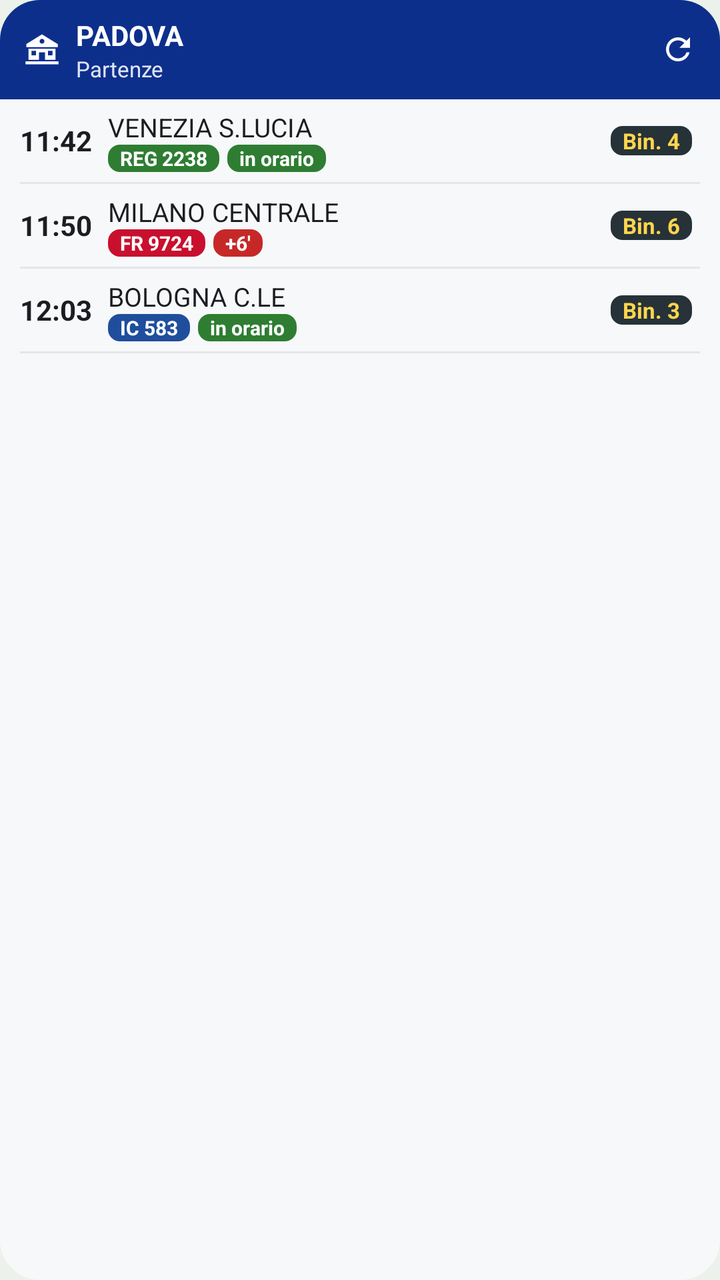
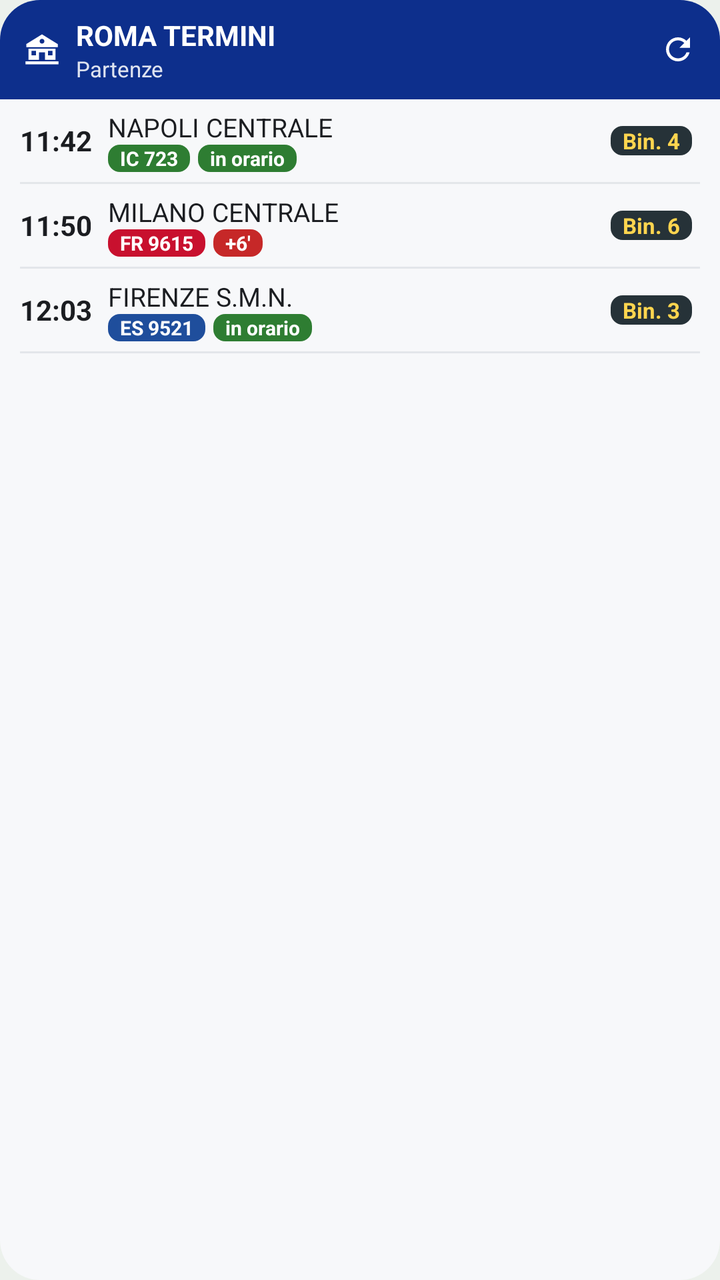

Compare the two renders of this Android layout. The source of the first and the diff that turns it into the second are given below.
<!-- AndroidManifest.xml: application theme Theme.Capotreno -->
<!-- res/layout/widget_preview_departures.xml -->
<?xml version="1.0" encoding="utf-8"?>
<LinearLayout xmlns:android="http://schemas.android.com/apk/res/android"
    android:layout_width="match_parent" android:layout_height="match_parent"
    android:orientation="vertical" android:background="@drawable/widget_preview_bg">
    <LinearLayout android:layout_width="match_parent" android:layout_height="wrap_content"
        android:orientation="horizontal" android:gravity="center_vertical"
        android:background="@drawable/widget_preview_header" android:backgroundTint="#FF0D2F8C"
        android:paddingStart="12dp" android:paddingEnd="12dp" android:paddingTop="8dp" android:paddingBottom="8dp">
        <ImageView android:layout_width="18dp" android:layout_height="18dp"
            android:src="@drawable/ic_tab_station" android:tint="#FFFFFFFF" />
        <LinearLayout android:layout_width="0dp" android:layout_weight="1" android:layout_height="wrap_content"
            android:orientation="vertical" android:layout_marginStart="8dp">
            <TextView android:layout_width="wrap_content" android:layout_height="wrap_content"
                android:text="PADOVA" android:textColor="#FFFFFFFF" android:textSize="14sp" android:textStyle="bold" android:maxLines="1" />
            <TextView android:layout_width="wrap_content" android:layout_height="wrap_content"
                android:text="Partenze" android:textColor="#DDFFFFFF" android:textSize="11sp" android:maxLines="1" />
        </LinearLayout>
        <ImageView android:layout_width="18dp" android:layout_height="18dp"
            android:src="@drawable/ic_widget_refresh" android:tint="#FFFFFFFF" />
    </LinearLayout>
    <LinearLayout android:layout_width="match_parent" android:layout_height="wrap_content"
        android:orientation="vertical" android:paddingStart="10dp" android:paddingEnd="10dp">
        <LinearLayout android:layout_width="match_parent" android:layout_height="wrap_content"
            android:orientation="horizontal" android:gravity="center_vertical" android:paddingTop="5dp" android:paddingBottom="5dp">
            <TextView android:layout_width="wrap_content" android:layout_height="wrap_content"
                android:text="11:42" android:textColor="@color/widget_fg" android:textSize="14sp" android:textStyle="bold" />
            <LinearLayout android:layout_width="0dp" android:layout_weight="1" android:layout_height="wrap_content"
                android:orientation="vertical" android:layout_marginStart="8dp">
                <TextView android:layout_width="wrap_content" android:layout_height="wrap_content"
                    android:text="VENEZIA S.LUCIA" android:textColor="@color/widget_fg" android:textSize="13sp" android:maxLines="1" />
                <LinearLayout android:layout_width="wrap_content" android:layout_height="wrap_content" android:orientation="horizontal">
                <TextView android:layout_width="wrap_content" android:layout_height="wrap_content"
                android:text="REG 2238" android:textColor="#FFFFFFFF" android:textSize="10sp" android:textStyle="bold"
                android:background="@drawable/widget_preview_chip" android:backgroundTint="#FF2E7D32"
                android:paddingStart="6dp" android:paddingEnd="6dp" android:layout_marginEnd="4dp" /><TextView android:layout_width="wrap_content" android:layout_height="wrap_content"
                android:text="in orario" android:textColor="#FFFFFFFF" android:textSize="10sp" android:textStyle="bold"
                android:background="@drawable/widget_preview_chip" android:backgroundTint="#FF2E7D32"
                android:paddingStart="6dp" android:paddingEnd="6dp" android:layout_marginEnd="4dp" />
                </LinearLayout>
            </LinearLayout>
            <TextView android:layout_width="wrap_content" android:layout_height="wrap_content"
                android:text="Bin. 4" android:textColor="#FFFFD54F" android:textSize="11sp" android:textStyle="bold"
                android:background="@drawable/widget_preview_chip" android:backgroundTint="#FF263238"
                android:paddingStart="6dp" android:paddingEnd="6dp" android:layout_marginEnd="4dp" />
        </LinearLayout>
        <View android:layout_width="match_parent" android:layout_height="1dp" android:background="@color/widget_line" />
        <LinearLayout android:layout_width="match_parent" android:layout_height="wrap_content"
            android:orientation="horizontal" android:gravity="center_vertical" android:paddingTop="5dp" android:paddingBottom="5dp">
            <TextView android:layout_width="wrap_content" android:layout_height="wrap_content"
                android:text="11:50" android:textColor="@color/widget_fg" android:textSize="14sp" android:textStyle="bold" />
            <LinearLayout android:layout_width="0dp" android:layout_weight="1" android:layout_height="wrap_content"
                android:orientation="vertical" android:layout_marginStart="8dp">
                <TextView android:layout_width="wrap_content" android:layout_height="wrap_content"
                    android:text="MILANO CENTRALE" android:textColor="@color/widget_fg" android:textSize="13sp" android:maxLines="1" />
                <LinearLayout android:layout_width="wrap_content" android:layout_height="wrap_content" android:orientation="horizontal">
                <TextView android:layout_width="wrap_content" android:layout_height="wrap_content"
                android:text="FR 9724" android:textColor="#FFFFFFFF" android:textSize="10sp" android:textStyle="bold"
                android:background="@drawable/widget_preview_chip" android:backgroundTint="#FFC8102E"
                android:paddingStart="6dp" android:paddingEnd="6dp" android:layout_marginEnd="4dp" /><TextView android:layout_width="wrap_content" android:layout_height="wrap_content"
                android:text="+6\'" android:textColor="#FFFFFFFF" android:textSize="10sp" android:textStyle="bold"
                android:background="@drawable/widget_preview_chip" android:backgroundTint="#FFC62828"
                android:paddingStart="6dp" android:paddingEnd="6dp" android:layout_marginEnd="4dp" />
                </LinearLayout>
            </LinearLayout>
            <TextView android:layout_width="wrap_content" android:layout_height="wrap_content"
                android:text="Bin. 6" android:textColor="#FFFFD54F" android:textSize="11sp" android:textStyle="bold"
                android:background="@drawable/widget_preview_chip" android:backgroundTint="#FF263238"
                android:paddingStart="6dp" android:paddingEnd="6dp" android:layout_marginEnd="4dp" />
        </LinearLayout>
        <View android:layout_width="match_parent" android:layout_height="1dp" android:background="@color/widget_line" />
        <LinearLayout android:layout_width="match_parent" android:layout_height="wrap_content"
            android:orientation="horizontal" android:gravity="center_vertical" android:paddingTop="5dp" android:paddingBottom="5dp">
            <TextView android:layout_width="wrap_content" android:layout_height="wrap_content"
                android:text="12:03" android:textColor="@color/widget_fg" android:textSize="14sp" android:textStyle="bold" />
            <LinearLayout android:layout_width="0dp" android:layout_weight="1" android:layout_height="wrap_content"
                android:orientation="vertical" android:layout_marginStart="8dp">
                <TextView android:layout_width="wrap_content" android:layout_height="wrap_content"
                    android:text="BOLOGNA C.LE" android:textColor="@color/widget_fg" android:textSize="13sp" android:maxLines="1" />
                <LinearLayout android:layout_width="wrap_content" android:layout_height="wrap_content" android:orientation="horizontal">
                <TextView android:layout_width="wrap_content" android:layout_height="wrap_content"
                android:text="IC 583" android:textColor="#FFFFFFFF" android:textSize="10sp" android:textStyle="bold"
                android:background="@drawable/widget_preview_chip" android:backgroundTint="#FF1F4E9C"
                android:paddingStart="6dp" android:paddingEnd="6dp" android:layout_marginEnd="4dp" /><TextView android:layout_width="wrap_content" android:layout_height="wrap_content"
                android:text="in orario" android:textColor="#FFFFFFFF" android:textSize="10sp" android:textStyle="bold"
                android:background="@drawable/widget_preview_chip" android:backgroundTint="#FF2E7D32"
                android:paddingStart="6dp" android:paddingEnd="6dp" android:layout_marginEnd="4dp" />
                </LinearLayout>
            </LinearLayout>
            <TextView android:layout_width="wrap_content" android:layout_height="wrap_content"
                android:text="Bin. 3" android:textColor="#FFFFD54F" android:textSize="11sp" android:textStyle="bold"
                android:background="@drawable/widget_preview_chip" android:backgroundTint="#FF263238"
                android:paddingStart="6dp" android:paddingEnd="6dp" android:layout_marginEnd="4dp" />
        </LinearLayout>
        <View android:layout_width="match_parent" android:layout_height="1dp" android:background="@color/widget_line" />
    </LinearLayout>
</LinearLayout>
<!-- resources referenced by this layout -->
<resources>
  <color name="widget_fg">#FF1B1D21</color>
  <color name="widget_line">#FFE3E6EA</color>
  <!-- drawable ic_tab_station (drawable) -->
  <?xml version="1.0" encoding="utf-8"?>
  <vector xmlns:android="http://schemas.android.com/apk/res/android"
      android:width="24dp" android:height="24dp"
      android:viewportWidth="24" android:viewportHeight="24">
      <path android:fillColor="#FF000000" android:fillType="evenOdd"
          android:pathData="M12,2L1.5,8.5V10.5H22.5V8.5ZM12,5a1.6,1.6 0,1 0,0.01 0ZM3,11.5H21V19H3ZM10,14H14V19H10ZM5,13H8V16H5ZM16,13H19V16H16Z" />
      <path android:fillColor="#FF000000"
          android:pathData="M1,20H23V22H1Z" />
  </vector>
  <!-- drawable ic_widget_refresh (drawable) -->
  <?xml version="1.0" encoding="utf-8"?>
  <vector xmlns:android="http://schemas.android.com/apk/res/android"
      android:width="24dp" android:height="24dp" android:viewportWidth="24" android:viewportHeight="24">
      <path android:fillColor="#FF000000" android:pathData="M17.65,6.35C16.2,4.9 14.21,4 12,4c-4.42,0 -7.99,3.58 -7.99,8s3.57,8 7.99,8c3.73,0 6.84,-2.55 7.73,-6h-2.08c-0.82,2.33 -3.04,4 -5.65,4 -3.31,0 -6,-2.69 -6,-6s2.69,-6 6,-6c1.66,0 3.14,0.69 4.22,1.78L13,11h7V4l-2.35,2.35z" />
  </vector>
  <!-- drawable widget_preview_bg (drawable) -->
  <?xml version="1.0" encoding="utf-8"?>
  <shape xmlns:android="http://schemas.android.com/apk/res/android">
      <solid android:color="@color/widget_bg" />
      <corners android:radius="20dp" />
  </shape>
  <!-- drawable widget_preview_chip (drawable) -->
  <?xml version="1.0" encoding="utf-8"?>
  <shape xmlns:android="http://schemas.android.com/apk/res/android">
      <solid android:color="#FFFFFFFF" />
      <corners android:radius="6dp" />
  </shape>
  <!-- drawable widget_preview_header (drawable) -->
  <?xml version="1.0" encoding="utf-8"?>
  <shape xmlns:android="http://schemas.android.com/apk/res/android">
      <solid android:color="#FFFFFFFF" />
      <corners android:topLeftRadius="20dp" android:topRightRadius="20dp" />
  </shape>
  <style name="Theme.Capotreno" parent="android:Theme.Material.Light.NoActionBar">
          <item name="android:windowBackground">@color/window_background</item>
      </style>
  <color name="widget_bg">#FFF7F8FA</color>
  <color name="window_background">#FFECF1EC</color>
</resources>

<!-- the commit's change to res/layout/widget_preview_departures.xml (unified diff, before → after) -->
@@ -11,7 +11,7 @@
         <LinearLayout android:layout_width="0dp" android:layout_weight="1" android:layout_height="wrap_content"
             android:orientation="vertical" android:layout_marginStart="8dp">
             <TextView android:layout_width="wrap_content" android:layout_height="wrap_content"
-                android:text="PADOVA" android:textColor="#FFFFFFFF" android:textSize="14sp" android:textStyle="bold" android:maxLines="1" />
+                android:text="ROMA TERMINI" android:textColor="#FFFFFFFF" android:textSize="14sp" android:textStyle="bold" android:maxLines="1" />
             <TextView android:layout_width="wrap_content" android:layout_height="wrap_content"
                 android:text="Partenze" android:textColor="#DDFFFFFF" android:textSize="11sp" android:maxLines="1" />
         </LinearLayout>
@@ -27,10 +27,10 @@
             <LinearLayout android:layout_width="0dp" android:layout_weight="1" android:layout_height="wrap_content"
                 android:orientation="vertical" android:layout_marginStart="8dp">
                 <TextView android:layout_width="wrap_content" android:layout_height="wrap_content"
-                    android:text="VENEZIA S.LUCIA" android:textColor="@color/widget_fg" android:textSize="13sp" android:maxLines="1" />
+                    android:text="NAPOLI CENTRALE" android:textColor="@color/widget_fg" android:textSize="13sp" android:maxLines="1" />
                 <LinearLayout android:layout_width="wrap_content" android:layout_height="wrap_content" android:orientation="horizontal">
                 <TextView android:layout_width="wrap_content" android:layout_height="wrap_content"
-                android:text="REG 2238" android:textColor="#FFFFFFFF" android:textSize="10sp" android:textStyle="bold"
+                android:text="IC 723" android:textColor="#FFFFFFFF" android:textSize="10sp" android:textStyle="bold"
                 android:background="@drawable/widget_preview_chip" android:backgroundTint="#FF2E7D32"
                 android:paddingStart="6dp" android:paddingEnd="6dp" android:layout_marginEnd="4dp" /><TextView android:layout_width="wrap_content" android:layout_height="wrap_content"
                 android:text="in orario" android:textColor="#FFFFFFFF" android:textSize="10sp" android:textStyle="bold"
@@ -54,7 +54,7 @@
                     android:text="MILANO CENTRALE" android:textColor="@color/widget_fg" android:textSize="13sp" android:maxLines="1" />
                 <LinearLayout android:layout_width="wrap_content" android:layout_height="wrap_content" android:orientation="horizontal">
                 <TextView android:layout_width="wrap_content" android:layout_height="wrap_content"
-                android:text="FR 9724" android:textColor="#FFFFFFFF" android:textSize="10sp" android:textStyle="bold"
+                android:text="FR 9615" android:textColor="#FFFFFFFF" android:textSize="10sp" android:textStyle="bold"
                 android:background="@drawable/widget_preview_chip" android:backgroundTint="#FFC8102E"
                 android:paddingStart="6dp" android:paddingEnd="6dp" android:layout_marginEnd="4dp" /><TextView android:layout_width="wrap_content" android:layout_height="wrap_content"
                 android:text="+6\'" android:textColor="#FFFFFFFF" android:textSize="10sp" android:textStyle="bold"
@@ -75,10 +75,10 @@
             <LinearLayout android:layout_width="0dp" android:layout_weight="1" android:layout_height="wrap_content"
                 android:orientation="vertical" android:layout_marginStart="8dp">
                 <TextView android:layout_width="wrap_content" android:layout_height="wrap_content"
-                    android:text="BOLOGNA C.LE" android:textColor="@color/widget_fg" android:textSize="13sp" android:maxLines="1" />
+                    android:text="FIRENZE S.M.N." android:textColor="@color/widget_fg" android:textSize="13sp" android:maxLines="1" />
                 <LinearLayout android:layout_width="wrap_content" android:layout_height="wrap_content" android:orientation="horizontal">
                 <TextView android:layout_width="wrap_content" android:layout_height="wrap_content"
-                android:text="IC 583" android:textColor="#FFFFFFFF" android:textSize="10sp" android:textStyle="bold"
+                android:text="ES 9521" android:textColor="#FFFFFFFF" android:textSize="10sp" android:textStyle="bold"
                 android:background="@drawable/widget_preview_chip" android:backgroundTint="#FF1F4E9C"
                 android:paddingStart="6dp" android:paddingEnd="6dp" android:layout_marginEnd="4dp" /><TextView android:layout_width="wrap_content" android:layout_height="wrap_content"
                 android:text="in orario" android:textColor="#FFFFFFFF" android:textSize="10sp" android:textStyle="bold"
